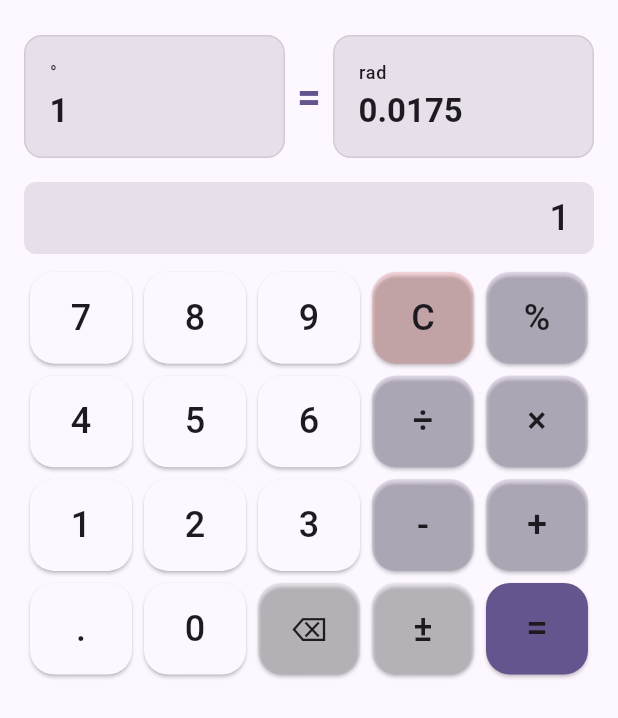
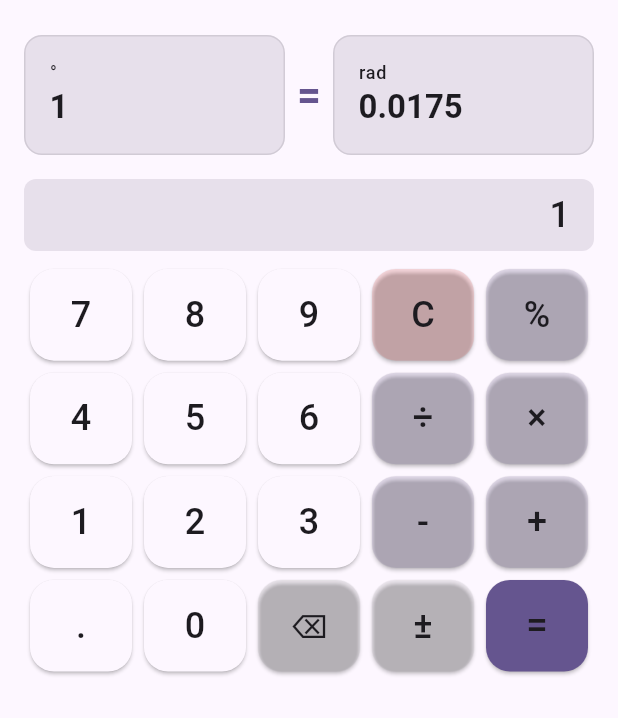
Before and after one commit to ycforward/omnibus_converter, a Flutter app: the screen it shows after launch, after a tap on "Angle", on a phone screen of 412 x 824 dp. Shown: the part 355-1073 px from the top of the screen. Run offline on Flutter 3.47's test engine with Material 3 defaults, Android fonts, the phone set to English and light mode, and no system bars; our stand-ins replace flutter_dotenv, math_expressions, shared_preferences; network calls fail.

Commit message:
Fix large number layout issues and improve number formatting
Major improvements:
1. Fixed Layout Issues:
   - Set fixed height (80px) for value boxes to prevent uneven sizes
   - Added proper text overflow handling with ellipsis
   - Prevented calculator overlap with large numbers
   - Improved layout stability with mainAxisAlignment and Expanded widgets

2. Enhanced Number Formatting:
   - Reduced decimal places from 4 to 2 for better readability
   - Added intelligent decimal formatting:
     * Large numbers (≥1000): no decimals
     * Medium numbers (1-999): 2 decimal places
     * Small numbers (<1): up to 4 decimals, trailing zeros removed
   - Scientific notation for very large numbers (≥1e12)
   - Thousand separators for display values (≥1000)
   - Scientific notation for display values (≥1e9)

3. Improved User Experience:
   - Consistent box heights prevent layout jumps
   - Better number readability with appropriate precision
   - Handles edge cases like very large/small numbers gracefully
   - Maintains clean layout regardless of number size

4. Enhanced Testing:
   - Added UI layout tests for consistent box heights
   - Added layout stability tests for large numbers
   - Added value box consistency verification
   - All 85 tests passing

Technical details:
- _formatResult() method for intelligent decimal formatting
- _formatDisplayValue() method for display formatting with separators
- Fixed height containers with proper overflow handling
- Improved text alignment and spacing

```diff
--- a/lib/screens/converter_screen.dart
+++ b/lib/screens/converter_screen.dart
@@ -235,7 +235,7 @@ class _ConverterScreenState extends State<ConverterScreen> {
 
       if (mounted) {
         setState(() {
-          _result = result.toStringAsFixed(4);
+          _result = _formatResult(result);
           _isLoading = false;
         });
       }
@@ -305,6 +305,60 @@ class _ConverterScreenState extends State<ConverterScreen> {
       }
     }
     return _getUnitAbbreviation(unit);
+  }
+
+  String _formatResult(double result) {
+    // Handle very large numbers with scientific notation
+    if (result.abs() >= 1e12) {
+      return result.toStringAsExponential(2);
+    }
+
+    // For normal numbers, use appropriate decimal places
+    if (result.abs() >= 1000) {
+      // Large numbers: use fewer decimal places
+      return result.toStringAsFixed(0);
+    } else if (result.abs() >= 1) {
+      // Medium numbers: use 2 decimal places
+      return result.toStringAsFixed(2);
+    } else {
+      // Small numbers: use up to 4 decimal places but remove trailing zeros
+      String formatted = result.toStringAsFixed(4);
+      // Remove trailing zeros
+      formatted = formatted.replaceAll(RegExp(r'0+$'), '');
+      if (formatted.endsWith('.')) {
+        formatted = formatted.substring(0, formatted.length - 1);
+      }
+      return formatted;
+    }
+  }
+
+  String _formatDisplayValue(String value) {
+    if (value.isEmpty || value == '0') return '0';
+
+    final double? number = double.tryParse(value);
+    if (number == null) return value;
+
+    // Handle very large numbers with scientific notation
+    if (number.abs() >= 1e9) {
+      return number.toStringAsExponential(2);
+    }
+
+    // Add thousand separators for large numbers
+    if (number.abs() >= 1000) {
+      final parts = value.split('.');
+      final intPart = parts[0];
+      final decPart = parts.length > 1 ? '.${parts[1]}' : '';
+
+      // Add commas every 3 digits
+      final formatted = intPart.replaceAllMapped(
+        RegExp(r'(\d)(?=(\d{3})+(?!\d))'),
+        (match) => '${match[1]},',
+      );
+
+      return formatted + decPart;
+    }
+
+    return value;
   }
 
   String _getUnitAbbreviation(String unit) {
@@ -477,6 +531,7 @@ class _ConverterScreenState extends State<ConverterScreen> {
                 children: [
                   Expanded(
                     child: Container(
+                      height: 80, // Fixed height for consistent layout
                       margin: const EdgeInsets.only(bottom: 16, right: 8),
                       padding: const EdgeInsets.all(16),
                       decoration: BoxDecoration(
@@ -488,15 +543,22 @@ class _ConverterScreenState extends State<ConverterScreen> {
                       ),
                       child: Column(
                         crossAxisAlignment: CrossAxisAlignment.start,
+                        mainAxisAlignment: MainAxisAlignment.spaceBetween,
                         children: [
                           Text(
                             _getUnitDisplayText(_fromUnit),
                             style: Theme.of(context).textTheme.labelMedium,
                           ),
-                          const SizedBox(height: 4),
-                          Text(
-                            _sourceValue.isEmpty ? '0' : _sourceValue,
+                          Expanded(
+                            child: Align(
+                              alignment: Alignment.centerLeft,
+                              child: Text(
+                                _formatDisplayValue(_sourceValue.isEmpty ? '0' : _sourceValue),
                                 style: Theme.of(context).textTheme.titleLarge?.copyWith(fontWeight: FontWeight.bold),
+                                overflow: TextOverflow.ellipsis,
+                                maxLines: 1,
+                              ),
+                            ),
                           ),
                         ],
                       ),
@@ -515,6 +577,7 @@ class _ConverterScreenState extends State<ConverterScreen> {
                   ),
                   Expanded(
                     child: Container(
+                      height: 80, // Fixed height for consistent layout
                       margin: const EdgeInsets.only(bottom: 16, left: 8),
                       padding: const EdgeInsets.all(16),
                       decoration: BoxDecoration(
@@ -526,21 +589,28 @@ class _ConverterScreenState extends State<ConverterScreen> {
                       ),
                       child: Column(
                         crossAxisAlignment: CrossAxisAlignment.start,
+                        mainAxisAlignment: MainAxisAlignment.spaceBetween,
                         children: [
                           Text(
                             _getUnitDisplayText(_toUnit),
                             style: Theme.of(context).textTheme.labelMedium,
                           ),
-                          const SizedBox(height: 4),
-                          _isLoading
+                          Expanded(
+                            child: Align(
+                              alignment: Alignment.centerLeft,
+                              child: _isLoading
                                   ? const SizedBox(
                                       height: 20,
                                       width: 20,
                                       child: CircularProgressIndicator(strokeWidth: 2),
                                     )
                                   : Text(
-                                  _result.isEmpty ? '0' : _result,
+                                      _formatDisplayValue(_result.isEmpty ? '0' : _result),
                                       style: Theme.of(context).textTheme.titleLarge?.copyWith(fontWeight: FontWeight.bold),
+                                      overflow: TextOverflow.ellipsis,
+                                      maxLines: 1,
+                                    ),
+                            ),
                           ),
                         ],
                       ),
```
Also changed, not shown: 1 other file. Lines whose indentation alone changed are shown as unchanged.
